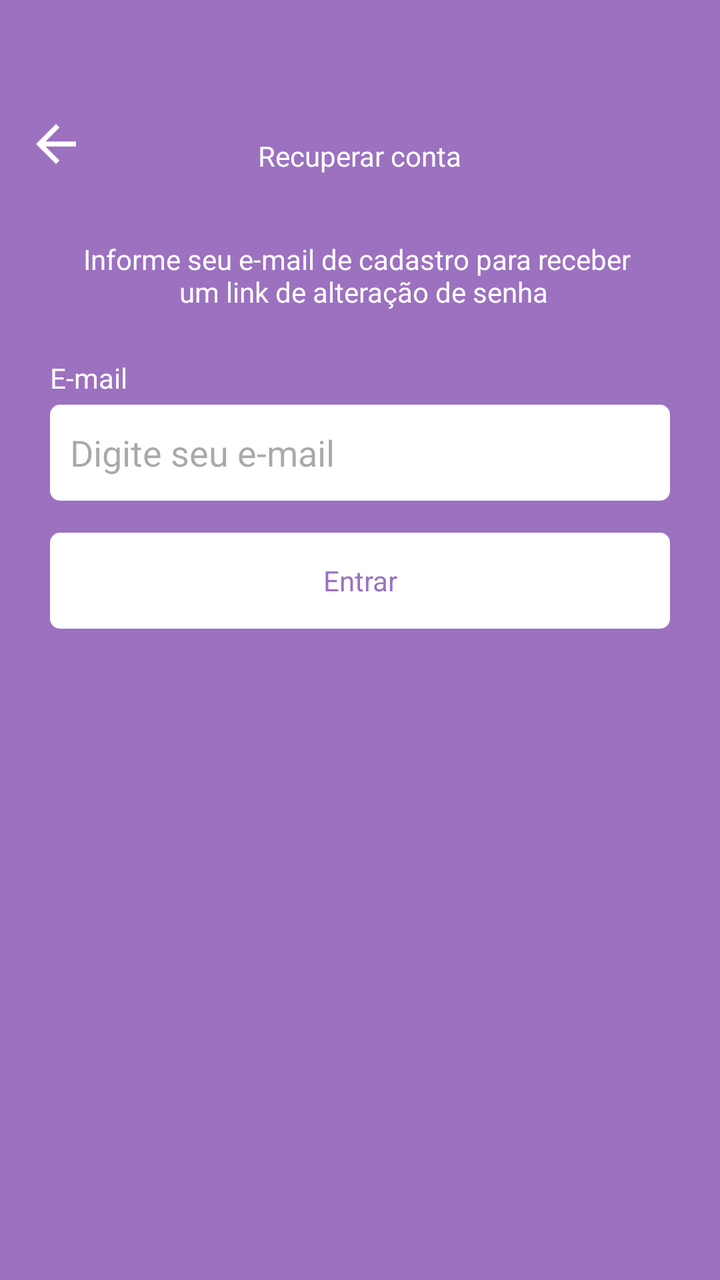
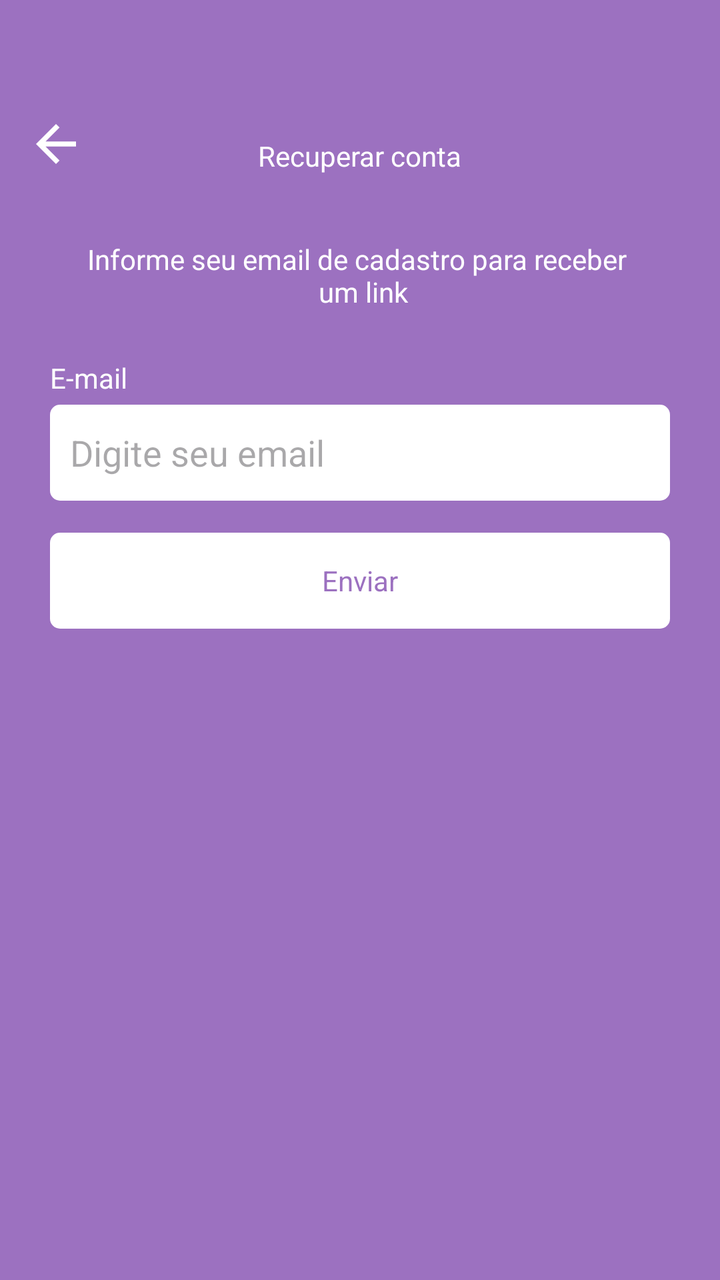

The first picture is an Android layout as it rendered before a commit; the second is the same layout after the commit. The layout source and the unified diff follow.
<!-- AndroidManifest.xml: application theme Theme.Cecilia -->
<!-- res/layout/fragment_recover_account.xml -->
<?xml version="1.0" encoding="utf-8"?>
<ScrollView xmlns:android="http://schemas.android.com/apk/res/android"
    xmlns:tools="http://schemas.android.com/tools"
    android:layout_width="match_parent"
    android:layout_height="match_parent"
    xmlns:app="http://schemas.android.com/apk/res-auto"
    android:fillViewport="true"
    tools:context=".ui.auth.RecoverAccountFragment">


    <LinearLayout
        android:id="@+id/LinearLayout1"
        android:layout_width="match_parent"
        android:layout_height="wrap_content"
        android:orientation="vertical">

        <com.google.android.material.appbar.MaterialToolbar
            android:id="@+id/toolbar"
            android:layout_width="match_parent"
            android:layout_height="wrap_content"
            app:navigationIcon="@drawable/ic_back"
            android:paddingTop="40dp">
            <TextView
                android:layout_width="wrap_content"
                android:layout_height="wrap_content"
                android:text="Recuperar conta"
                android:textColor="@color/white"
                android:paddingTop="20dp"
                android:layout_gravity="center_horizontal"/>
        </com.google.android.material.appbar.MaterialToolbar>

        <LinearLayout
            android:id="@+id/LinearLayout2"
            android:layout_width="match_parent"
            android:layout_height="wrap_content"
            android:orientation="vertical"
            android:layout_marginHorizontal="25dp">

            <TextView
                android:layout_width="match_parent"
                android:layout_height="wrap_content"
                android:id="@+id/TextViewMensagem"
                android:text="Informe seu e-mail de cadastro para receber \n um link de alteração de senha"
                android:textColor="@color/white"
                android:textAlignment="center"
                android:layout_marginTop="24dp"/>
            <TextView
                android:layout_width="wrap_content"
                android:layout_height="wrap_content"
                android:text="E-mail"
                android:textColor="@color/white"
                android:layout_marginTop="24dp"/>

            <EditText
                android:id="@+id/editextEmail"
                android:layout_width="match_parent"
                android:layout_height="48dp"
                android:hint="Digite seu e-mail"
                android:inputType="textEmailAddress"
                android:padding="10dp"
                android:layout_marginTop="4dp"
                android:background="@drawable/bg_edit_text"/>


            <com.google.android.material.button.MaterialButton
                android:id="@+id/buttonEnviar"
                android:layout_width="match_parent"
                android:layout_height="wrap_content"
                android:layout_marginTop="16dp"
                style='@style/ButtonTheme'
                android:text="Entrar"
                android:textColor="@color/color_default"/>

            <ProgressBar
                android:id="@+id/progressBar"
                android:layout_width="wrap_content"
                android:layout_height="wrap_content"
                android:indeterminateTint="@color/white"
                android:layout_gravity="center"
                android:layout_marginTop="8dp"
                android:visibility="invisible"
                tools:visibility="visible"/>

        </LinearLayout>
    </LinearLayout>
</ScrollView>
<!-- resources referenced by this layout -->
<resources>
  <color name="color_default">#9C71C0</color>
  <color name="white">#FFFFFFFF</color>
  <!-- drawable bg_edit_text (drawable) -->
  <?xml version="1.0" encoding="utf-8"?>
  <shape xmlns:android="http://schemas.android.com/apk/res/android"
      android:shape="rectangle">
      <solid android:color="@color/white"/>
      <corners android:radius="5dp"/>
  </shape>
  <!-- drawable ic_back (drawable) -->
  <vector xmlns:android="http://schemas.android.com/apk/res/android" android:autoMirrored="true" android:height="30dp" android:tint="#FFFFFF" android:viewportHeight="24" android:viewportWidth="24" android:width="30dp">
        
      <path android:fillColor="@android:color/white" android:pathData="M20,11H7.83l5.59,-5.59L12,4l-8,8 8,8 1.41,-1.41L7.83,13H20v-2z"/>
      
  </vector>
  <style name="ButtonTheme" parent="Theme.MaterialComponents.DayNight.NoActionBar">
          <item name="android:background">@drawable/bg_btn</item>
          <item name="android:textAllCaps">false</item>
          <item name="android:textColor">@color/color_default</item>
          <item name="backgroundTint">@null</item>
      </style>
  <style name="Theme.Cecilia" parent="Base.Theme.Cecilia" />
  <!-- drawable bg_btn (drawable) -->
  <?xml version="1.0" encoding="utf-8"?>
  <shape xmlns:android="http://schemas.android.com/apk/res/android"
      android:shape="rectangle">
      <solid android:color="@color/white"/>
      <corners android:radius="5dp"/>
  
  </shape>
  <style name="Base.Theme.Cecilia" parent="Theme.Material3.DayNight.NoActionBar">
          <item name="colorPrimary">@color/color_default</item>
          <item name="colorPrimaryVariant"> @color/color_default</item>
          <item name="android:windowBackground"> @color/color_default</item>
      </style>
</resources>

<!-- the commit's change to res/layout/fragment_recover_account.xml (unified diff, before → after) -->
@@ -23,7 +23,7 @@
             <TextView
                 android:layout_width="wrap_content"
                 android:layout_height="wrap_content"
-                android:text="Recuperar conta"
+                android:text="@string/text_button_recover_login_fragment"
                 android:textColor="@color/white"
                 android:paddingTop="20dp"
                 android:layout_gravity="center_horizontal"/>
@@ -40,14 +40,14 @@
                 android:layout_width="match_parent"
                 android:layout_height="wrap_content"
                 android:id="@+id/TextViewMensagem"
-                android:text="Informe seu e-mail de cadastro para receber \n um link de alteração de senha"
+                android:text="@string/text_info_recover_accont_fragment"
                 android:textColor="@color/white"
                 android:textAlignment="center"
                 android:layout_marginTop="24dp"/>
             <TextView
                 android:layout_width="wrap_content"
                 android:layout_height="wrap_content"
-                android:text="E-mail"
+                android:text="@string/email_text"
                 android:textColor="@color/white"
                 android:layout_marginTop="24dp"/>
 
@@ -55,7 +55,7 @@
                 android:id="@+id/editextEmail"
                 android:layout_width="match_parent"
                 android:layout_height="48dp"
-                android:hint="Digite seu e-mail"
+                android:hint="@string/hint_edit_email"
                 android:inputType="textEmailAddress"
                 android:padding="10dp"
                 android:layout_marginTop="4dp"
@@ -68,7 +68,7 @@
                 android:layout_height="wrap_content"
                 android:layout_marginTop="16dp"
                 style='@style/ButtonTheme'
-                android:text="Entrar"
+                android:text="@string/text_button_recover_account_fragment"
                 android:textColor="@color/color_default"/>
 
             <ProgressBar
<!-- resource entries referenced after the edit -->
@@ -15,6 +15,11 @@
       <path android:fillColor="@android:color/white" android:pathData="M20,11H7.83l5.59,-5.59L12,4l-8,8 8,8 1.41,-1.41L7.83,13H20v-2z"/>
       
   </vector>
+  <string name="email_text">E-mail</string>
+  <string name="hint_edit_email"> Digite seu email</string>
+  <string name="text_button_recover_account_fragment">Enviar</string>
+  <string name="text_button_recover_login_fragment">Recuperar conta</string>
+  <string name="text_info_recover_accont_fragment">Informe seu email de cadastro para receber \n um link</string>
   <style name="ButtonTheme" parent="Theme.MaterialComponents.DayNight.NoActionBar">
           <item name="android:background">@drawable/bg_btn</item>
           <item name="android:textAllCaps">false</item>
